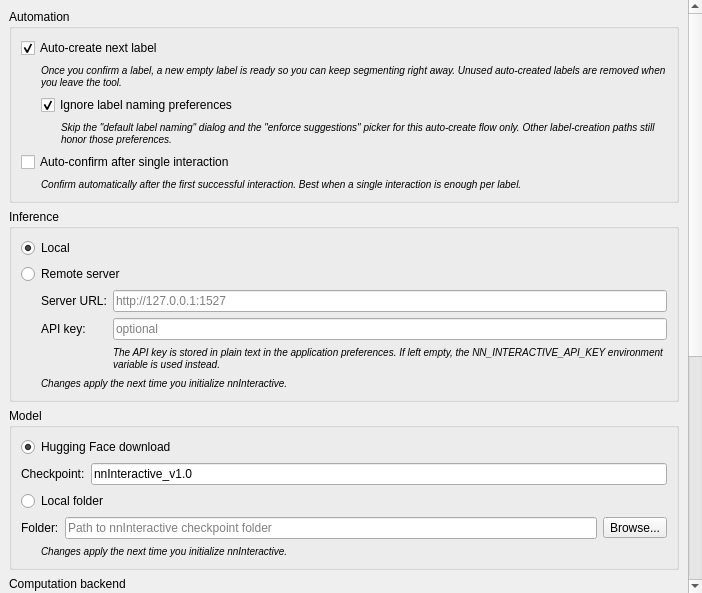
This is Plugins/org.mitk.gui.qt.segmentation/src/internal/QmitknnInteractivePreferencePage.ui in MITK/MITK as Qt 5 draws it before an edit. The edited form follows.
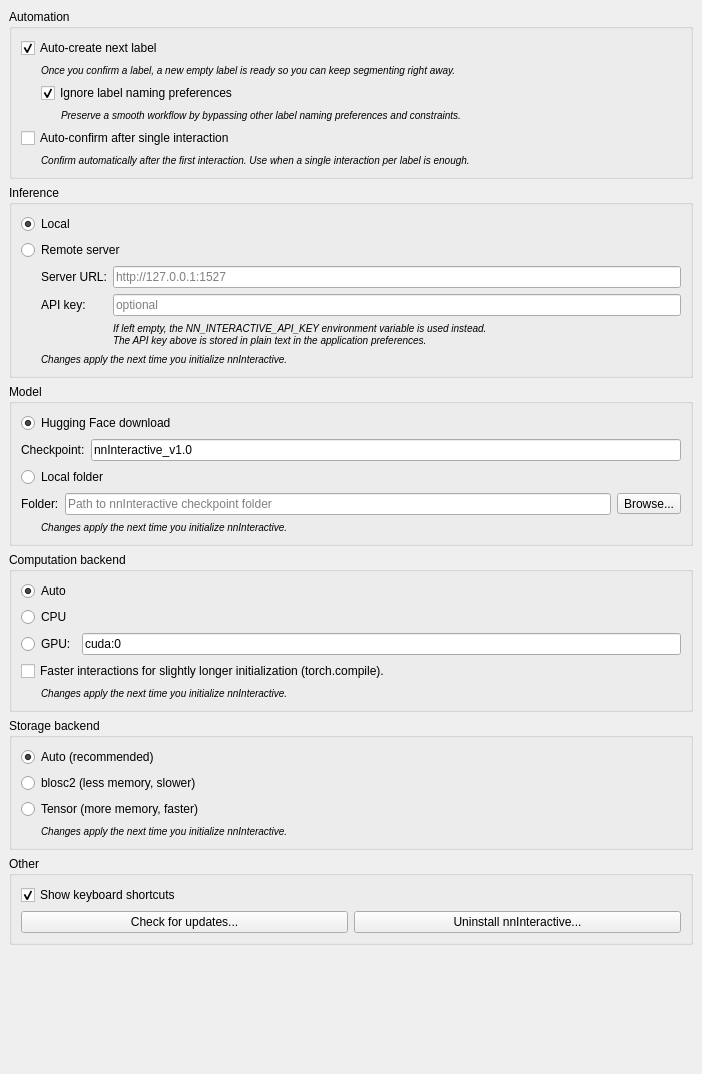
This is the edited form.

Commit message: Add nnInteractive update check in settings

Patch:
```diff
--- a/Plugins/org.mitk.gui.qt.segmentation/src/internal/QmitknnInteractivePreferencePage.ui
+++ b/Plugins/org.mitk.gui.qt.segmentation/src/internal/QmitknnInteractivePreferencePage.ui
@@ -7,7 +7,7 @@
     <x>0</x>
     <y>0</y>
     <width>702</width>
-    <height>593</height>
+    <height>1074</height>
    </rect>
   </property>
   <property name="windowTitle">
@@ -40,7 +40,7 @@
         <x>0</x>
         <y>0</y>
         <width>702</width>
-        <height>593</height>
+        <height>1074</height>
        </rect>
       </property>
       <layout class="QVBoxLayout" name="verticalLayout_3">
@@ -68,7 +68,7 @@
              </font>
             </property>
             <property name="text">
-             <string>&lt;small&gt;Once you confirm a label, a new empty label is ready so you can keep segmenting right away. Unused auto-created labels are removed when you leave the tool.&lt;/small&gt;</string>
+             <string>&lt;small&gt;Once you confirm a label, a new empty label is ready so you can keep segmenting right away.&lt;/small&gt;</string>
             </property>
             <property name="wordWrap">
              <bool>true</bool>
@@ -119,7 +119,7 @@
              </font>
             </property>
             <property name="text">
-             <string>&lt;small&gt;Skip the &quot;default label naming&quot; dialog and the &quot;enforce suggestions&quot; picker for this auto-create flow only. Other label-creation paths still honor those preferences.&lt;/small&gt;</string>
+             <string>&lt;small&gt;Preserve a smooth workflow by bypassing other label naming preferences and constraints.&lt;/small&gt;</string>
             </property>
             <property name="wordWrap">
              <bool>true</bool>
@@ -144,7 +144,7 @@
              </font>
             </property>
             <property name="text">
-             <string>&lt;small&gt;Confirm automatically after the first successful interaction. Best when a single interaction is enough per label.&lt;/small&gt;</string>
+             <string>&lt;small&gt;Confirm automatically after the first interaction. Use when a single interaction per label is enough.&lt;/small&gt;</string>
             </property>
             <property name="wordWrap">
              <bool>true</bool>
@@ -245,7 +245,7 @@
                </font>
               </property>
               <property name="text">
-               <string>&lt;small&gt;The API key is stored in plain text in the application preferences. If left empty, the NN_INTERACTIVE_API_KEY environment variable is used instead.&lt;/small&gt;</string>
+               <string>&lt;small&gt;If left empty, the NN_INTERACTIVE_API_KEY environment variable is used instead.&lt;br&gt;The API key above is stored in plain text in the application preferences.&lt;/small&gt;</string>
               </property>
               <property name="wordWrap">
                <bool>true</bool>
@@ -427,7 +427,7 @@
           <item>
            <widget class="QCheckBox" name="torchCompileCheckBox">
             <property name="text">
-             <string>Faster interactions at the cost of slightly longer initialization time.</string>
+             <string>Faster interactions for slightly longer initialization (torch.compile).</string>
             </property>
            </widget>
           </item>
@@ -523,27 +523,21 @@
            </widget>
           </item>
           <item>
-           <layout class="QHBoxLayout" name="uninstallLayout">
+           <layout class="QHBoxLayout" name="horizontalLayout_3">
+            <item>
+             <widget class="QPushButton" name="checkForUpdatesButton">
+              <property name="text">
+               <string>Check for updates...</string>
+              </property>
+             </widget>
+            </item>
             <item>
              <widget class="QPushButton" name="uninstallButton">
               <property name="text">
-               <string>Uninstall nnInteractive</string>
+               <string>Uninstall nnInteractive...</string>
               </property>
              </widget>
             </item>
-            <item>
-             <spacer name="uninstallSpacer">
-              <property name="orientation">
-               <enum>Qt::Orientation::Horizontal</enum>
-              </property>
-              <property name="sizeHint" stdset="0">
-               <size>
-                <width>40</width>
-                <height>0</height>
-               </size>
-              </property>
-             </spacer>
-            </item>
            </layout>
           </item>
          </layout>
```
Left out of the diff: 2 changed lines with no effect on the pictures. The commit also changes 9 other files.
